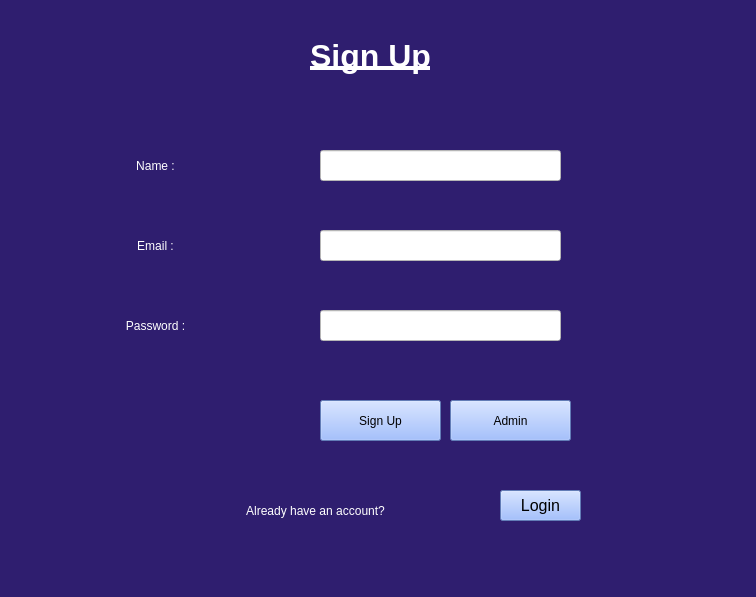
First picture: the form in UI/signup.ui, repository yking-ly/LOR_python_app, before the edit.
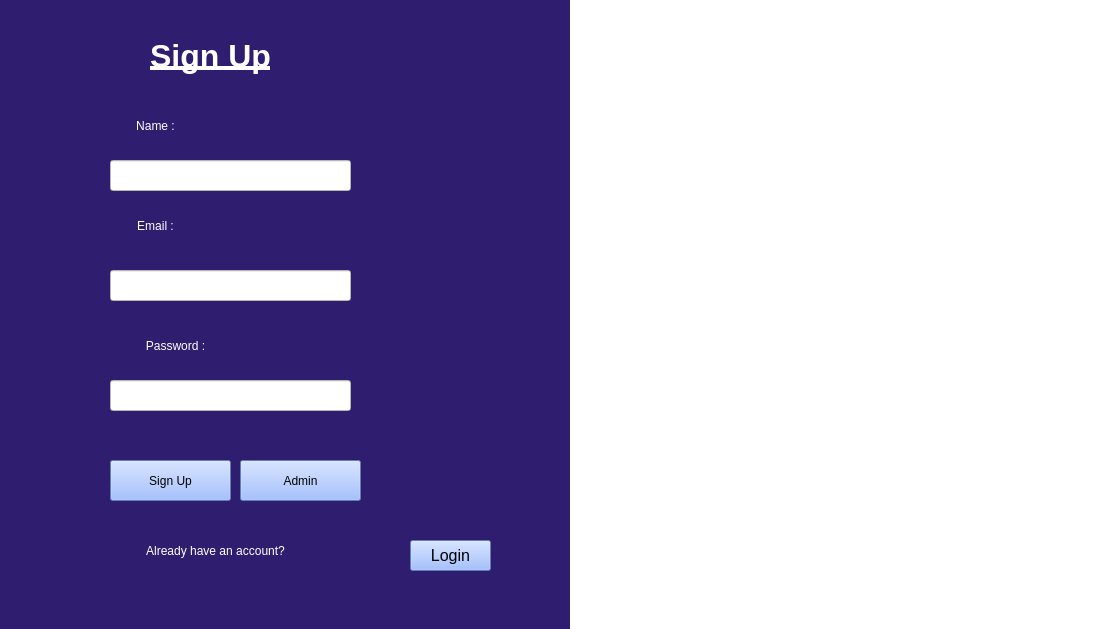
Second picture: the form after the edit. Icons and pictures are not drawn.

```diff
--- a/UI/signup.ui
+++ b/UI/signup.ui
@@ -6,8 +6,8 @@
    <rect>
     <x>0</x>
     <y>0</y>
-    <width>756</width>
-    <height>597</height>
+    <width>1110</width>
+    <height>629</height>
    </rect>
   </property>
   <property name="windowTitle">
@@ -20,7 +20,7 @@
    <widget class="QLabel" name="label">
     <property name="geometry">
      <rect>
-      <x>260</x>
+      <x>100</x>
       <y>20</y>
       <width>221</width>
       <height>71</height>
@@ -57,7 +57,7 @@
     <property name="geometry">
      <rect>
       <x>80</x>
-      <y>150</y>
+      <y>110</y>
       <width>151</width>
       <height>31</height>
      </rect>
@@ -77,7 +77,7 @@
     <property name="geometry">
      <rect>
       <x>80</x>
-      <y>230</y>
+      <y>210</y>
       <width>151</width>
       <height>31</height>
      </rect>
@@ -96,8 +96,8 @@
    <widget class="QLabel" name="label_4">
     <property name="geometry">
      <rect>
-      <x>80</x>
-      <y>310</y>
+      <x>100</x>
+      <y>330</y>
       <width>151</width>
       <height>31</height>
      </rect>
@@ -116,8 +116,8 @@
    <widget class="QLineEdit" name="lineEdit">
     <property name="geometry">
      <rect>
-      <x>320</x>
-      <y>150</y>
+      <x>110</x>
+      <y>160</y>
       <width>241</width>
       <height>31</height>
      </rect>
@@ -130,8 +130,8 @@
    <widget class="QLineEdit" name="lineEdit_2">
     <property name="geometry">
      <rect>
-      <x>320</x>
-      <y>230</y>
+      <x>110</x>
+      <y>270</y>
       <width>241</width>
       <height>31</height>
      </rect>
@@ -144,8 +144,8 @@
    <widget class="QLineEdit" name="lineEdit_3">
     <property name="geometry">
      <rect>
-      <x>320</x>
-      <y>310</y>
+      <x>110</x>
+      <y>380</y>
       <width>241</width>
       <height>31</height>
      </rect>
@@ -161,8 +161,8 @@
     </property>
     <property name="geometry">
      <rect>
-      <x>320</x>
-      <y>400</y>
+      <x>110</x>
+      <y>460</y>
       <width>121</width>
       <height>41</height>
      </rect>
@@ -179,8 +179,8 @@
    <widget class="QPushButton" name="pushButton_2">
     <property name="geometry">
      <rect>
-      <x>500</x>
-      <y>490</y>
+      <x>410</x>
+      <y>540</y>
       <width>81</width>
       <height>31</height>
      </rect>
@@ -209,8 +209,8 @@
    <widget class="QPushButton" name="admin_button">
     <property name="geometry">
      <rect>
-      <x>450</x>
-      <y>400</y>
+      <x>240</x>
+      <y>460</y>
       <width>121</width>
       <height>41</height>
      </rect>
@@ -227,8 +227,8 @@
    <widget class="QLabel" name="label_5">
     <property name="geometry">
      <rect>
-      <x>150</x>
-      <y>490</y>
+      <x>50</x>
+      <y>530</y>
       <width>331</width>
       <height>41</height>
      </rect>
@@ -244,6 +244,28 @@
      <set>Qt::AlignCenter</set>
     </property>
    </widget>
+   <widget class="QLabel" name="label_6">
+    <property name="geometry">
+     <rect>
+      <x>570</x>
+      <y>0</y>
+      <width>541</width>
+      <height>631</height>
+     </rect>
+    </property>
+    <property name="styleSheet">
+     <string notr="true">background-color: rgb(255, 255, 255);</string>
+    </property>
+    <property name="text">
+     <string/>
+    </property>
+    <property name="pixmap">
+     <pixmap>../office.jpg</pixmap>
+    </property>
+    <property name="scaledContents">
+     <bool>true</bool>
+    </property>
+   </widget>
   </widget>
  </widget>
  <resources/>
```
